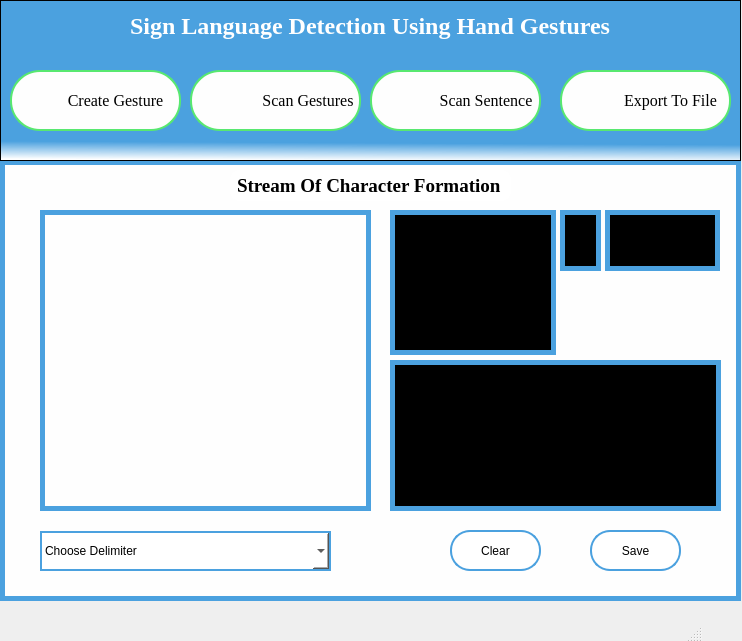
This is Source Code/UI_Files/scan_sent.ui in shadabsk/Sign-Language-Recognition-Using-Hand-Gestures-Keras-PyQT5-OpenCV as Qt 5 draws it before an edit. The edited form follows.
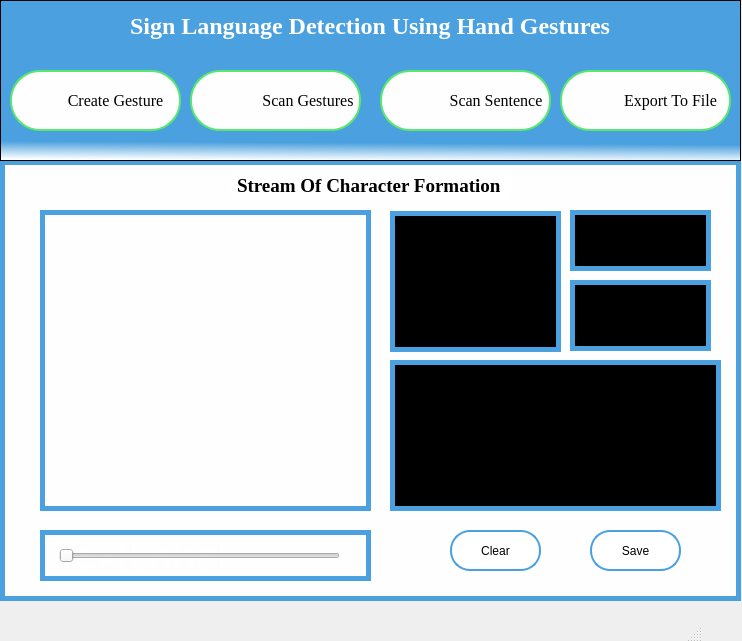
This is the edited form. Icons and pictures are not drawn.

Commit message: resolve the mask window issue and trackbar

```diff
--- a/Source Code/UI_Files/scan_sent.ui
+++ b/Source Code/UI_Files/scan_sent.ui
@@ -64,9 +64,9 @@
     </property>
     <property name="geometry">
      <rect>
-      <x>560</x>
+      <x>570</x>
       <y>210</y>
-      <width>41</width>
+      <width>141</width>
       <height>61</height>
      </rect>
     </property>
@@ -125,76 +125,6 @@
      <string>Clear</string>
     </property>
    </widget>
-   <widget class="QComboBox" name="comboBox">
-    <property name="geometry">
-     <rect>
-      <x>40</x>
-      <y>531</y>
-      <width>291</width>
-      <height>40</height>
-     </rect>
-    </property>
-    <property name="styleSheet">
-     <string notr="true">background-color: white;
-font: 16pt &quot;Times New Roman&quot;;
-color: black;
-border: 2px solid #4ba1df;</string>
-    </property>
-    <item>
-     <property name="text">
-      <string>Choose Delimiter</string>
-     </property>
-    </item>
-    <item>
-     <property name="text">
-      <string>/</string>
-     </property>
-    </item>
-    <item>
-     <property name="text">
-      <string>,</string>
-     </property>
-    </item>
-    <item>
-     <property name="text">
-      <string>-</string>
-     </property>
-    </item>
-    <item>
-     <property name="text">
-      <string>/</string>
-     </property>
-    </item>
-   </widget>
-   <widget class="QTextBrowser" name="textBrowser_2">
-    <property name="enabled">
-     <bool>true</bool>
-    </property>
-    <property name="geometry">
-     <rect>
-      <x>390</x>
-      <y>210</y>
-      <width>166</width>
-      <height>145</height>
-     </rect>
-    </property>
-    <property name="styleSheet">
-     <string notr="true">border: 5px solid #4ba1df;
-background-color:black;
-color:white;
-font-size:10px;</string>
-    </property>
-    <property name="frameShape">
-     <enum>QFrame::Box</enum>
-    </property>
-    <property name="html">
-     <string>&lt;!DOCTYPE HTML PUBLIC &quot;-//W3C//DTD HTML 4.0//EN&quot; &quot;http://www.w3.org/TR/REC-html40/strict.dtd&quot;&gt;
-&lt;html&gt;&lt;head&gt;&lt;meta name=&quot;qrichtext&quot; content=&quot;1&quot; /&gt;&lt;style type=&quot;text/css&quot;&gt;
-p, li { white-space: pre-wrap; }
-&lt;/style&gt;&lt;/head&gt;&lt;body style=&quot; font-family:'MS Shell Dlg 2'; font-size:10px; font-weight:400; font-style:normal;&quot;&gt;
-&lt;p style=&quot;-qt-paragraph-type:empty; margin-top:0px; margin-bottom:0px; margin-left:0px; margin-right:0px; -qt-block-indent:0; text-indent:0px; font-size:8.25pt;&quot;&gt;&lt;br /&gt;&lt;/p&gt;&lt;/body&gt;&lt;/html&gt;</string>
-    </property>
-   </widget>
    <widget class="QTextBrowser" name="textBrowser_4">
     <property name="enabled">
      <bool>true</bool>
@@ -230,10 +160,10 @@
     </property>
     <property name="geometry">
      <rect>
-      <x>605</x>
-      <y>210</y>
-      <width>115</width>
-      <height>61</height>
+      <x>570</x>
+      <y>280</y>
+      <width>141</width>
+      <height>71</height>
      </rect>
     </property>
     <property name="styleSheet">
@@ -273,7 +203,7 @@
    <widget class="QPushButton" name="scan_sen">
     <property name="geometry">
      <rect>
-      <x>370</x>
+      <x>380</x>
       <y>70</y>
       <width>171</width>
       <height>61</height>
@@ -464,6 +394,69 @@
      <string/>
     </property>
    </widget>
+   <widget class="QLabel" name="label_5">
+    <property name="geometry">
+     <rect>
+      <x>40</x>
+      <y>530</y>
+      <width>331</width>
+      <height>51</height>
+     </rect>
+    </property>
+    <property name="styleSheet">
+     <string notr="true">border: 5px solid #4ba1df;
+font-size: 40px;
+color:white;
+</string>
+    </property>
+    <property name="text">
+     <string>TextLabel</string>
+    </property>
+   </widget>
+   <widget class="QSlider" name="trackbar">
+    <property name="geometry">
+     <rect>
+      <x>59</x>
+      <y>540</y>
+      <width>281</width>
+      <height>31</height>
+     </rect>
+    </property>
+    <property name="styleSheet">
+     <string notr="true">color: rgb(0, 0, 0);</string>
+    </property>
+    <property name="maximum">
+     <number>255</number>
+    </property>
+    <property name="singleStep">
+     <number>1</number>
+    </property>
+    <property name="orientation">
+     <enum>Qt::Horizontal</enum>
+    </property>
+    <property name="invertedAppearance">
+     <bool>false</bool>
+    </property>
+    <property name="invertedControls">
+     <bool>false</bool>
+    </property>
+   </widget>
+   <widget class="QGraphicsView" name="graphicsView_2">
+    <property name="geometry">
+     <rect>
+      <x>390</x>
+      <y>211</y>
+      <width>171</width>
+      <height>141</height>
+     </rect>
+    </property>
+    <property name="styleSheet">
+     <string notr="true">border: 5px solid #4ba1df;
+background-color:black;
+color:white;
+font-size:20px;</string>
+    </property>
+   </widget>
   </widget>
   <widget class="QMenuBar" name="menubar">
    <property name="geometry">
```
The commit also changes 13 other files.
